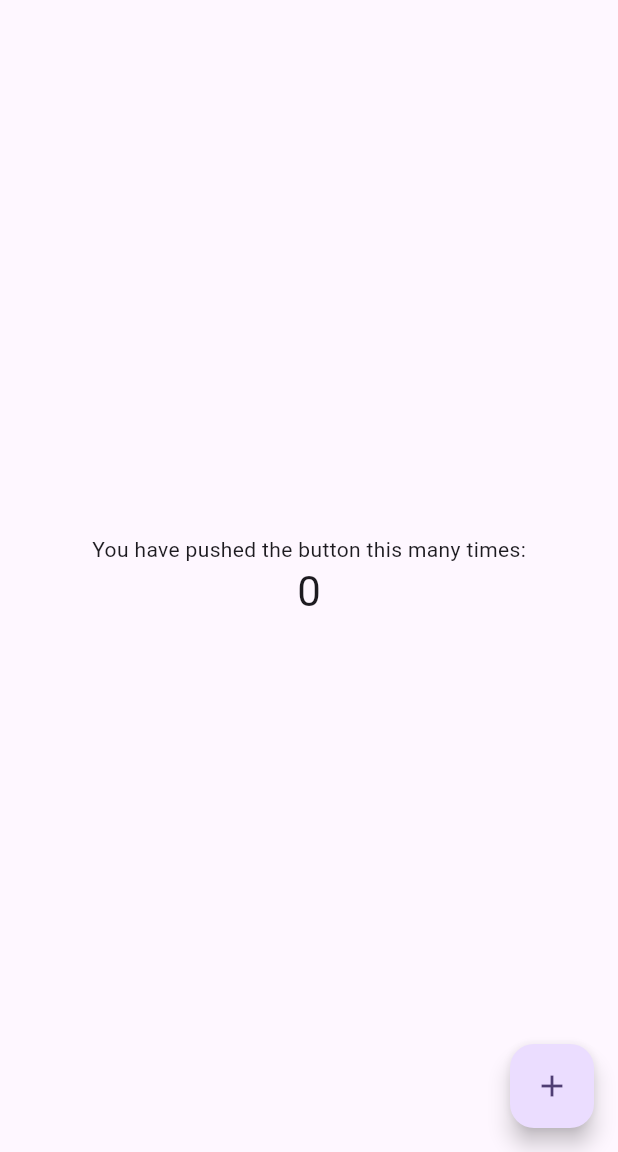
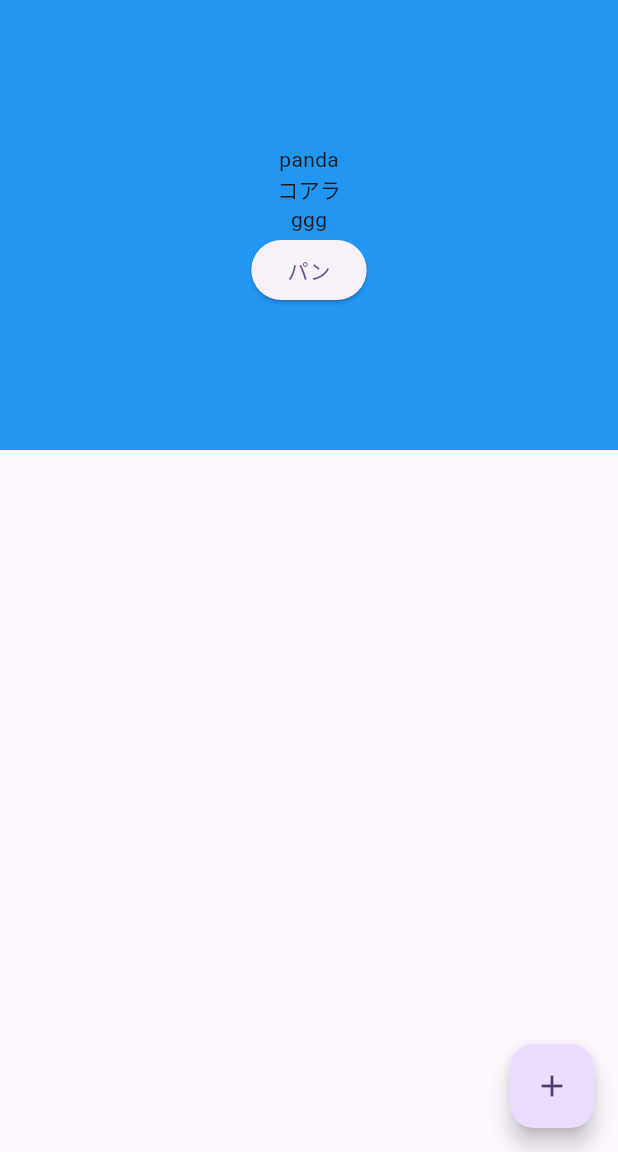
Before and after one commit to kabikira/basic, a Flutter app: the screen it shows after launch, on a phone screen of 412 x 824 dp, the part 84-1236 px from its top. Run offline on Flutter 3.47's test engine with Material 3 defaults, Android fonts, the phone set to English and light mode, and no system bars.

Commit message:
基本的なWidgetの使い方

```diff
--- a/lib/main.dart
+++ b/lib/main.dart
@@ -7,27 +7,11 @@ void main() {
 class MyApp extends StatelessWidget {
   const MyApp({super.key});
 
-  // This widget is the root of your application.
   @override
   Widget build(BuildContext context) {
     return MaterialApp(
       title: 'Flutter Demo',
       theme: ThemeData(
-        // This is the theme of your application.
-        //
-        // TRY THIS: Try running your application with "flutter run". You'll see
-        // the application has a purple toolbar. Then, without quitting the app,
-        // try changing the seedColor in the colorScheme below to Colors.green
-        // and then invoke "hot reload" (save your changes or press the "hot
-        // reload" button in a Flutter-supported IDE, or press "r" if you used
-        // the command line to start the app).
-        //
-        // Notice that the counter didn't reset back to zero; the application
-        // state is not lost during the reload. To reset the state, use hot
-        // restart instead.
-        //
-        // This works for code too, not just values: Most code changes can be
-        // tested with just a hot reload.
         colorScheme: ColorScheme.fromSeed(seedColor: Colors.deepPurple),
         useMaterial3: true,
       ),
@@ -38,15 +22,6 @@ class MyApp extends StatelessWidget {
 
 class MyHomePage extends StatefulWidget {
   const MyHomePage({super.key, required this.title});
-
-  // This widget is the home page of your application. It is stateful, meaning
-  // that it has a State object (defined below) that contains fields that affect
-  // how it looks.
-
-  // This class is the configuration for the state. It holds the values (in this
-  // case the title) provided by the parent (in this case the App widget) and
-  // used by the build method of the State. Fields in a Widget subclass are
-  // always marked "final".
 
   final String title;
 
@@ -59,59 +34,29 @@ class _MyHomePageState extends State<MyHomePage> {
 
   void _incrementCounter() {
     setState(() {
-      // This call to setState tells the Flutter framework that something has
-      // changed in this State, which causes it to rerun the build method below
-      // so that the display can reflect the updated values. If we changed
-      // _counter without calling setState(), then the build method would not be
-      // called again, and so nothing would appear to happen.
       _counter++;
     });
   }
 
   @override
   Widget build(BuildContext context) {
-    // This method is rerun every time setState is called, for instance as done
-    // by the _incrementCounter method above.
-    //
-    // The Flutter framework has been optimized to make rerunning build methods
-    // fast, so that you can just rebuild anything that needs updating rather
-    // than having to individually change instances of widgets.
     return Scaffold(
       appBar: AppBar(
-        // TRY THIS: Try changing the color here to a specific color (to
-        // Colors.amber, perhaps?) and trigger a hot reload to see the AppBar
-        // change color while the other colors stay the same.
         backgroundColor: Theme.of(context).colorScheme.inversePrimary,
-        // Here we take the value from the MyHomePage object that was created by
-        // the App.build method, and use it to set our appbar title.
         title: Text(widget.title),
       ),
-      body: Center(
-        // Center is a layout widget. It takes a single child and positions it
-        // in the middle of the parent.
+      body: Container(
+        color: Colors.blue,
+        width: double.infinity,
+        height: 300,
         child: Column(
-          // Column is also a layout widget. It takes a list of children and
-          // arranges them vertically. By default, it sizes itself to fit its
-          // children horizontally, and tries to be as tall as its parent.
-          //
-          // Column has various properties to control how it sizes itself and
-          // how it positions its children. Here we use mainAxisAlignment to
-          // center the children vertically; the main axis here is the vertical
-          // axis because Columns are vertical (the cross axis would be
-          // horizontal).
-          //
-          // TRY THIS: Invoke "debug painting" (choose the "Toggle Debug Paint"
-          // action in the IDE, or press "p" in the console), to see the
-          // wireframe for each widget.
           mainAxisAlignment: MainAxisAlignment.center,
-          children: <Widget>[
-            const Text(
-              'You have pushed the button this many times:',
-            ),
-            Text(
-              '$_counter',
-              style: Theme.of(context).textTheme.headlineMedium,
-            ),
+          crossAxisAlignment: CrossAxisAlignment.center,
+          children: [
+            Text('panda'),
+            Text('コアラ'),
+            Text('ggg'),
+            ElevatedButton(onPressed: () {}, child: Text('パン'))
           ],
         ),
       ),
```
